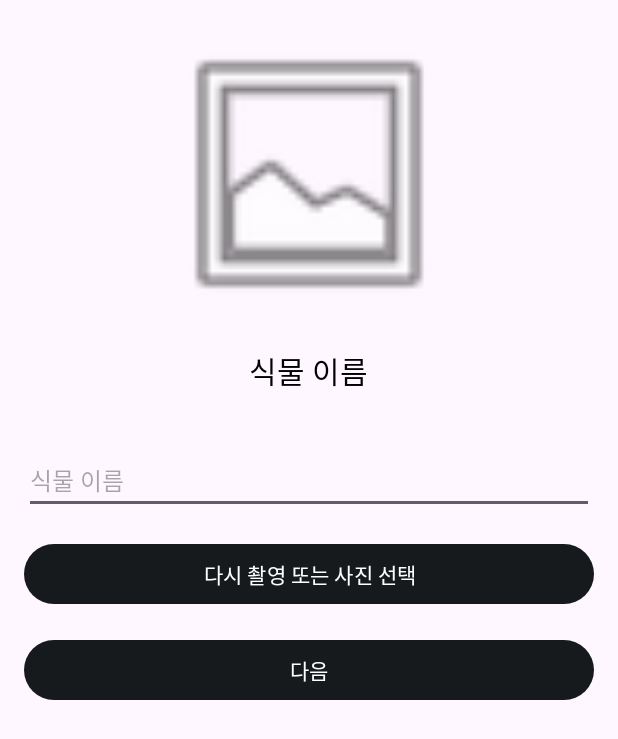
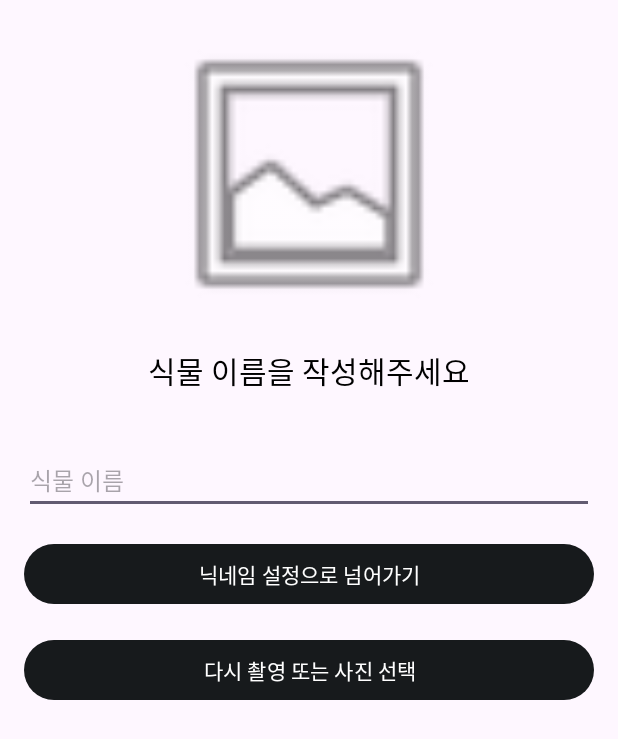
Before and after one commit to teamguguma/plant-app-frontend-v1.2, an Android app: the CreatePlantNameActivity screen opened directly, with no data from a screen before it, on a phone screen of 412 x 824 dp. Shown: the top 739 px of the screen. Run offline under Robolectric (Android 15) with nearby library versions, the phone set to English and light mode, and no system bars; pictures from the network do not load.

Commit message:
style: 식물 추가 버튼 텍스트 교체

```diff
--- a/app/src/main/res/layout/activity_create_plant_name.xml
+++ b/app/src/main/res/layout/activity_create_plant_name.xml
@@ -38,7 +38,7 @@
             android:layout_height="wrap_content"
             android:layout_gravity="center_horizontal"
             android:padding="16dp"
-            android:text="식물 이름"
+            android:text="식물 이름을 작성해주세요"
             android:textColor="@android:color/black"
             android:textSize="20sp" />
 
@@ -51,18 +51,20 @@
             android:textSize="16sp" />
 
         <Button
+            android:id="@+id/registerPlantBtn"
+            android:layout_width="match_parent"
+            android:layout_height="wrap_content"
+            android:layout_marginTop="16dp"
+            android:text="닉네임 설정으로 넘어가기" />
+
+        <Button
             android:id="@+id/retryPhotoBtn"
             android:layout_width="match_parent"
             android:layout_height="wrap_content"
             android:layout_marginTop="16dp"
             android:text="다시 촬영 또는 사진 선택" />
 
-        <Button
-            android:id="@+id/registerPlantBtn"
-            android:layout_width="match_parent"
-            android:layout_height="wrap_content"
-            android:layout_marginTop="16dp"
-            android:text="다음" />
+
 
     </LinearLayout>
 </androidx.constraintlayout.widget.ConstraintLayout>
```
